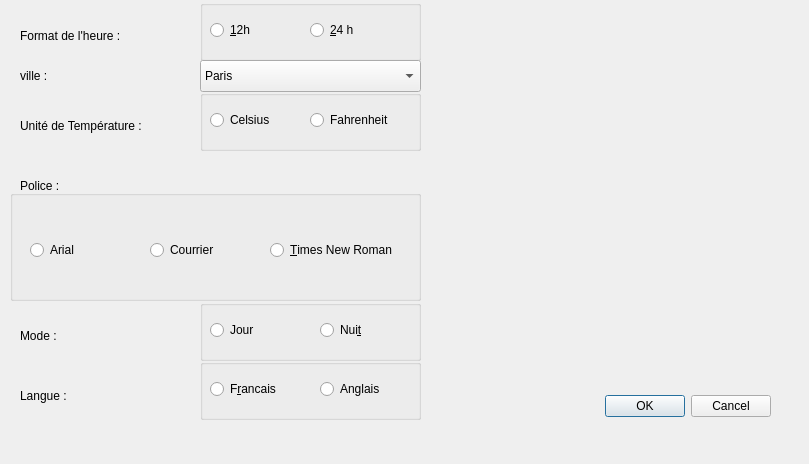
laetitia2401/akka, file dialogparametres.ui: the form before one commit.
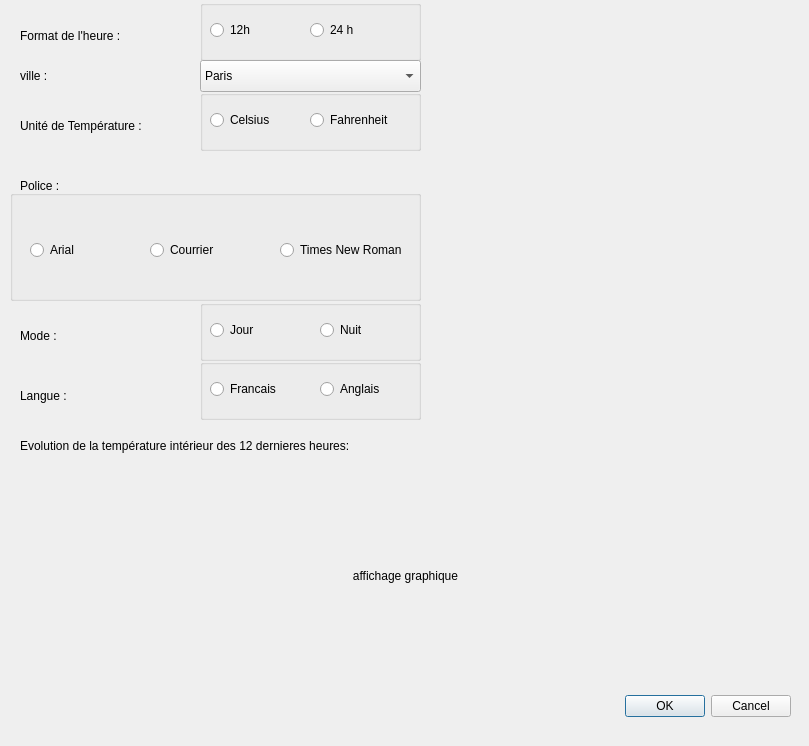
The form after the commit.

What changed in the file:
```diff
--- a/dialogparametres.ui
+++ b/dialogparametres.ui
@@ -7,7 +7,7 @@
     <x>0</x>
     <y>0</y>
     <width>809</width>
-    <height>464</height>
+    <height>746</height>
    </rect>
   </property>
   <property name="windowTitle">
@@ -16,8 +16,8 @@
   <widget class="QDialogButtonBox" name="buttonBox">
    <property name="geometry">
     <rect>
-     <x>430</x>
-     <y>390</y>
+     <x>450</x>
+     <y>690</y>
      <width>341</width>
      <height>32</height>
     </rect>
@@ -106,6 +106,35 @@
     <string>Langue :</string>
    </property>
   </widget>
+  <widget class="QLabel" name="lblEvo12Heures">
+   <property name="geometry">
+    <rect>
+     <x>20</x>
+     <y>430</y>
+     <width>421</width>
+     <height>31</height>
+    </rect>
+   </property>
+   <property name="text">
+    <string>Evolution de la température intérieur des 12 dernieres heures:</string>
+   </property>
+  </widget>
+  <widget class="QLabel" name="affichageGraphique">
+   <property name="geometry">
+    <rect>
+     <x>20</x>
+     <y>490</y>
+     <width>771</width>
+     <height>171</height>
+    </rect>
+   </property>
+   <property name="text">
+    <string>affichage graphique</string>
+   </property>
+   <property name="alignment">
+    <set>Qt::AlignCenter</set>
+   </property>
+  </widget>
   <widget class="QGroupBox" name="groupBoxFomHeure">
    <property name="geometry">
     <rect>
@@ -128,7 +157,7 @@
      </rect>
     </property>
     <property name="text">
-     <string>&amp;12h</string>
+     <string>12h</string>
     </property>
    </widget>
    <widget class="QRadioButton" name="rb24">
@@ -141,7 +170,7 @@
      </rect>
     </property>
     <property name="text">
-     <string>&amp;24 h</string>
+     <string>24 h</string>
     </property>
    </widget>
   </widget>
@@ -277,7 +306,7 @@
      </rect>
     </property>
     <property name="text">
-     <string>Nui&amp;t</string>
+     <string>Nuit</string>
     </property>
    </widget>
   </widget>
@@ -303,7 +332,7 @@
      </rect>
     </property>
     <property name="text">
-     <string>F&amp;rancais</string>
+     <string>Francais</string>
     </property>
    </widget>
    <widget class="QRadioButton" name="radioButAngl">
@@ -361,14 +390,14 @@
    <widget class="QRadioButton" name="rbTimes">
     <property name="geometry">
      <rect>
-      <x>260</x>
+      <x>270</x>
       <y>50</y>
-      <width>141</width>
+      <width>131</width>
       <height>20</height>
      </rect>
     </property>
     <property name="text">
-     <string>&amp;Times New Roman</string>
+     <string>Times New Roman</string>
     </property>
    </widget>
   </widget>
```
